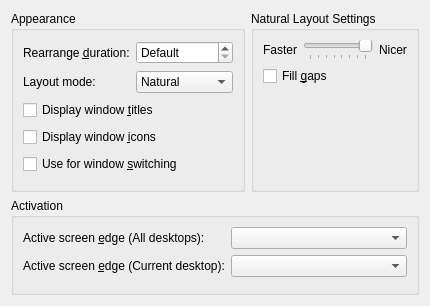
Before: the Qt Designer form effects/presentwindows_config.ui in KDE/kwin, drawn with Qt 5.
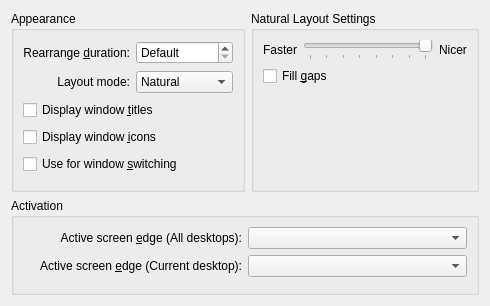
After: the same form once the commit is applied. Custom widgets are drawn as their Qt base class.

The edit to the form file:
```diff
--- a/effects/presentwindows_config.ui
+++ b/effects/presentwindows_config.ui
@@ -5,7 +5,7 @@
    <rect>
     <x>0</x>
     <y>0</y>
-    <width>430</width>
+    <width>476</width>
     <height>306</height>
    </rect>
   </property>
@@ -21,6 +21,9 @@
         <property name="text" >
          <string>Rearrange &amp;duration:</string>
         </property>
+        <property name="alignment" >
+         <set>Qt::AlignRight|Qt::AlignTrailing|Qt::AlignVCenter</set>
+        </property>
         <property name="buddy" >
          <cstring>rearrangeDurationSpin</cstring>
         </property>
@@ -71,6 +74,9 @@
         <property name="text" >
          <string>Layout mode:</string>
         </property>
+        <property name="alignment" >
+         <set>Qt::AlignRight|Qt::AlignTrailing|Qt::AlignVCenter</set>
+        </property>
         <property name="buddy" >
          <cstring>layoutCombo</cstring>
         </property>
@@ -119,6 +125,9 @@
         <property name="text" >
          <string>Active screen &amp;edge (Current desktop):</string>
         </property>
+        <property name="alignment" >
+         <set>Qt::AlignRight|Qt::AlignTrailing|Qt::AlignVCenter</set>
+        </property>
         <property name="buddy" >
          <cstring>screenEdgeCombo</cstring>
         </property>
@@ -132,6 +141,9 @@
         <property name="text" >
          <string>Active screen &amp;edge (All desktops):</string>
         </property>
+        <property name="alignment" >
+         <set>Qt::AlignRight|Qt::AlignTrailing|Qt::AlignVCenter</set>
+        </property>
         <property name="buddy" >
          <cstring>screenEdgeAllCombo</cstring>
         </property>
@@ -183,6 +195,12 @@
         </item>
         <item>
          <widget class="QSlider" name="accuracySlider" >
+          <property name="minimumSize" >
+           <size>
+            <width>130</width>
+            <height>0</height>
+           </size>
+          </property>
           <property name="minimum" >
            <number>1</number>
           </property>
```
Left out of the diff: 7 changed lines with no effect on the pictures.
